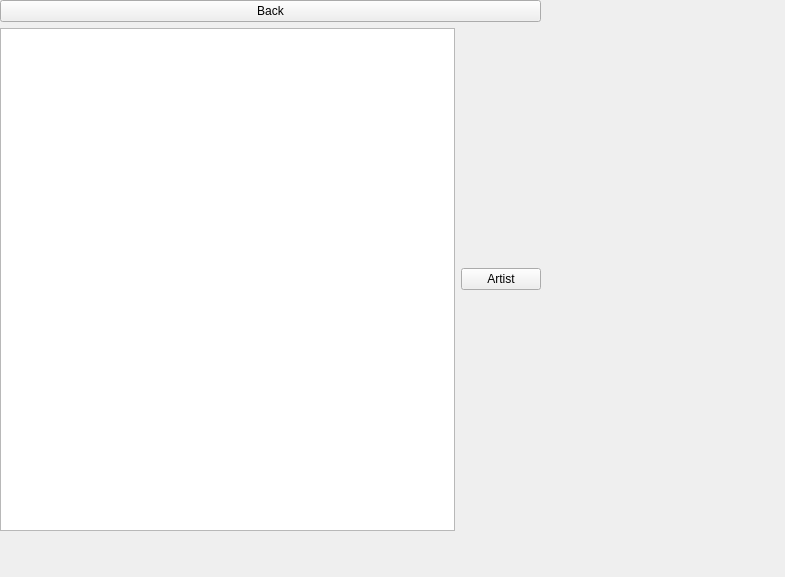
First picture: the form in lyrics.ui, repository Texvss/Spotify_project, before the edit.
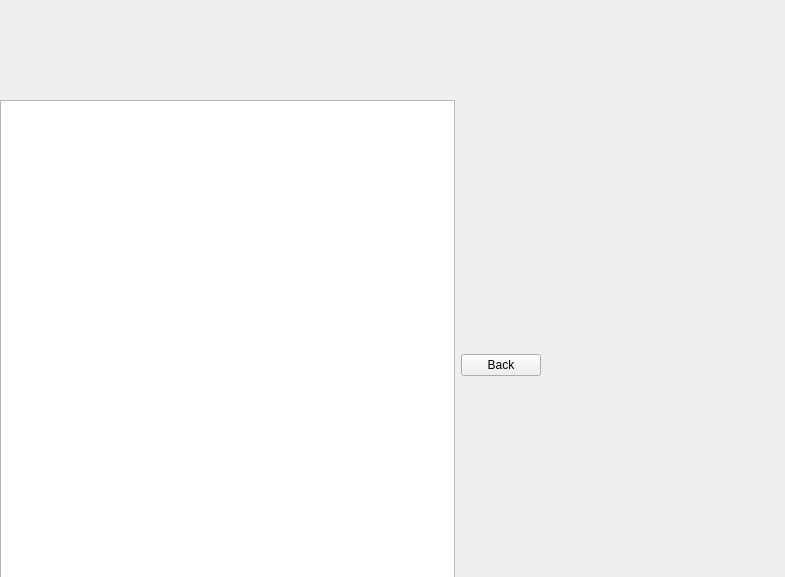
Second picture: the form after the edit.

The edit to the form file:
```diff
--- a/lyrics.ui
+++ b/lyrics.ui
@@ -13,23 +13,16 @@
   <property name="windowTitle">
    <string>Form</string>
   </property>
-  <widget class="QWidget" name="">
+  <widget class="QWidget" name="layoutWidget">
    <property name="geometry">
     <rect>
      <x>0</x>
-     <y>0</y>
+     <y>100</y>
      <width>541</width>
      <height>531</height>
     </rect>
    </property>
    <layout class="QVBoxLayout" name="verticalLayout">
-    <item>
-     <widget class="QPushButton" name="lyricsBack">
-      <property name="text">
-       <string>Back</string>
-      </property>
-     </widget>
-    </item>
     <item>
      <layout class="QHBoxLayout" name="horizontalLayout">
       <item>
@@ -40,9 +33,9 @@
        </widget>
       </item>
       <item>
-       <widget class="QPushButton" name="artistInfo">
+       <widget class="QPushButton" name="lyricsBack">
         <property name="text">
-         <string>Artist</string>
+         <string>Back</string>
         </property>
        </widget>
       </item>
```
Left out of the diff: 13 changed lines with no effect on the pictures.
